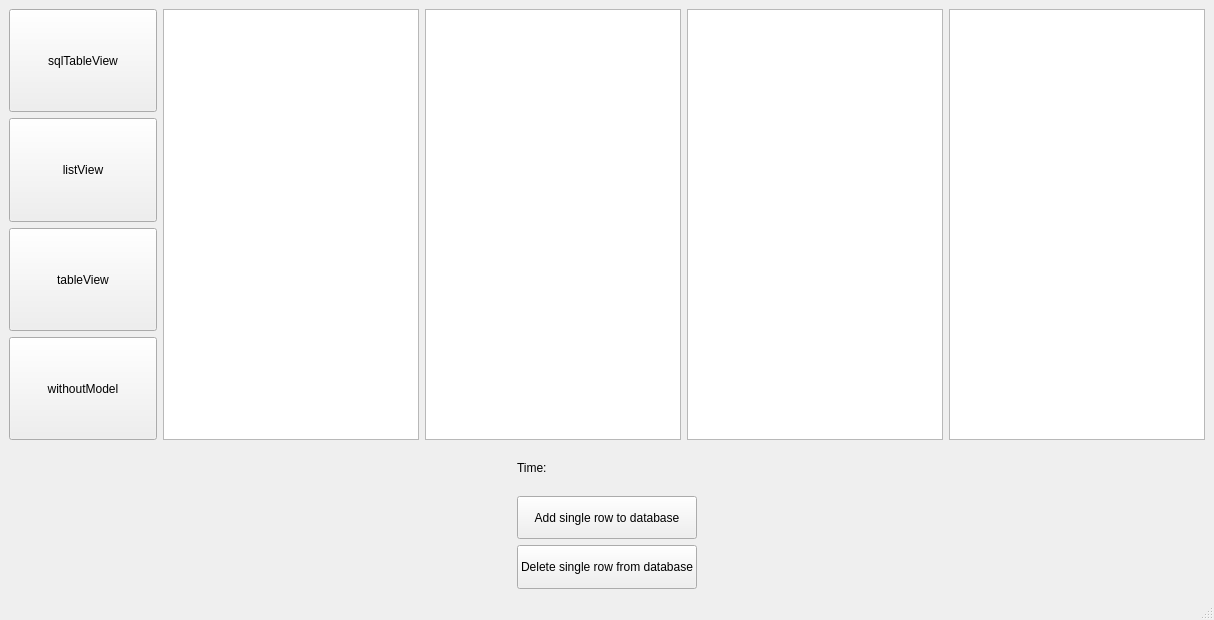
First picture: the form in ModelBased/ui/mainwindow.ui, repository adriansobecki/Learning, before the edit.
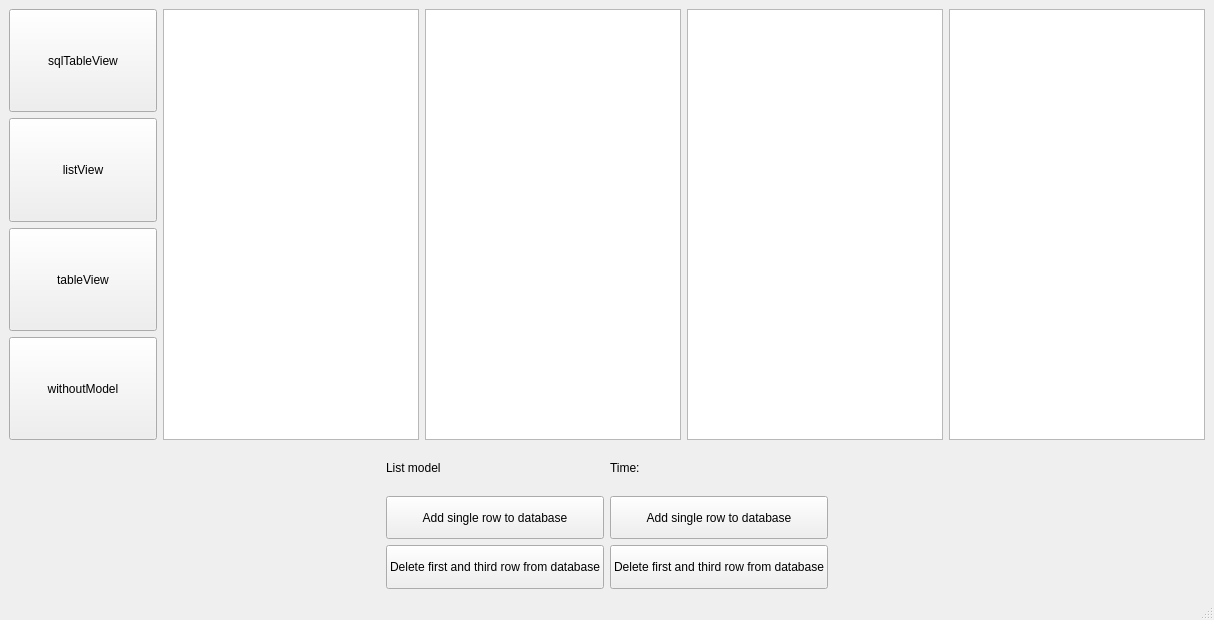
Second picture: the form after the edit.

What changed in the file:
```diff
--- a/ModelBased/ui/mainwindow.ui
+++ b/ModelBased/ui/mainwindow.ui
@@ -148,6 +148,43 @@
         </property>
        </spacer>
       </item>
+      <item>
+       <layout class="QVBoxLayout" name="verticalLayout_2">
+        <item>
+         <widget class="QLabel" name="label">
+          <property name="text">
+           <string>List model</string>
+          </property>
+         </widget>
+        </item>
+        <item>
+         <widget class="QPushButton" name="listModelAddRowButton">
+          <property name="sizePolicy">
+           <sizepolicy hsizetype="Preferred" vsizetype="Preferred">
+            <horstretch>0</horstretch>
+            <verstretch>0</verstretch>
+           </sizepolicy>
+          </property>
+          <property name="text">
+           <string>Add single row to database</string>
+          </property>
+         </widget>
+        </item>
+        <item>
+         <widget class="QPushButton" name="listModelDeleteRowButton">
+          <property name="sizePolicy">
+           <sizepolicy hsizetype="Preferred" vsizetype="Preferred">
+            <horstretch>0</horstretch>
+            <verstretch>0</verstretch>
+           </sizepolicy>
+          </property>
+          <property name="text">
+           <string>Delete first and third row from database</string>
+          </property>
+         </widget>
+        </item>
+       </layout>
+      </item>
       <item>
        <layout class="QVBoxLayout" name="verticalLayout_8">
         <item>
@@ -179,7 +216,7 @@
            </sizepolicy>
           </property>
           <property name="text">
-           <string>Delete single row from database</string>
+           <string>Delete first and third row from database</string>
           </property>
          </widget>
         </item>
```
